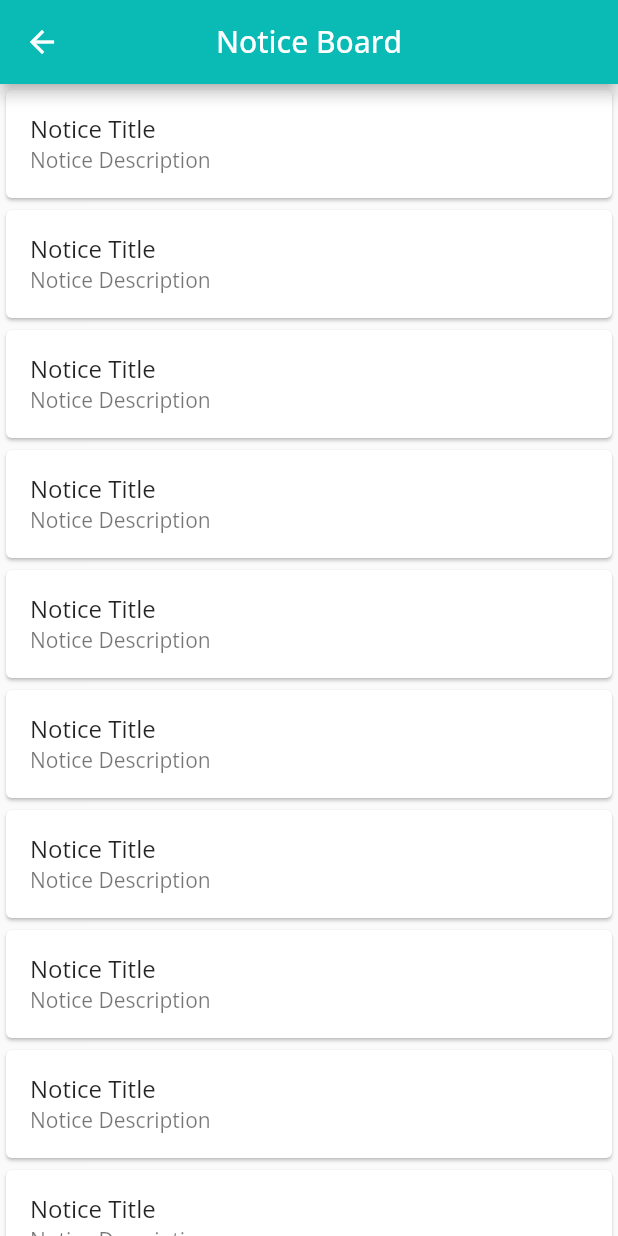
After one commit to najmulmyself/arbree_attendance, a Flutter app: the ClockInPage screen opened by its route, in the side drawer, after a tap on "Notice Board", on a phone screen of 412 x 824 dp. The commit adds this screen. Run offline on Flutter 3.47's test engine with Material 2 defaults, Android fonts, the phone set to English and light mode, and no system bars; our stand-ins replace flutter_svg, font_awesome_flutter, google_fonts, shared_preferences; accounts and stored records are empty.

Commit message:
added notification

```diff
--- a/lib/component/drawer_content.dart
+++ b/lib/component/drawer_content.dart
@@ -3,6 +3,7 @@
 import 'dart:ui';
 
 import 'package:arbree_attendance/component/custom_listtile.dart';
+import 'package:arbree_attendance/screens/notice_board.dart';
 import 'package:arbree_attendance/screens/notification_page.dart';
 import 'package:flutter/material.dart';
 import 'package:font_awesome_flutter/font_awesome_flutter.dart';
@@ -67,9 +68,11 @@ class DrawerContent extends StatelessWidget {
                   CustomListTile(
                     onTap: () {
                       Navigator.push(
-                          context,
-                          MaterialPageRoute(
-                              builder: (context) => NotificationPage()));
+                        context,
+                        MaterialPageRoute(
+                          builder: (context) => NotificationPage(),
+                        ),
+                      );
                     },
                     title: 'Notifications',
                     icon: FontAwesomeIcons.bell,
@@ -77,7 +80,14 @@ class DrawerContent extends StatelessWidget {
                     countNotification: '5',
                   ),
                   CustomListTile(
-                    onTap: null,
+                    onTap: () {
+                      Navigator.push(
+                        context,
+                        MaterialPageRoute(
+                          builder: (context) => NoticeBoard(),
+                        ),
+                      );
+                    },
                     title: 'Notice Board',
                     icon: FontAwesomeIcons.clipboard,
                   ),
--- /dev/null
+++ b/lib/screens/notice_board.dart
@@ -0,0 +1,26 @@
+import 'package:flutter/material.dart';
+
+class NoticeBoard extends StatelessWidget {
+  const NoticeBoard({Key? key}) : super(key: key);
+
+  @override
+  Widget build(BuildContext context) {
+    return Scaffold(
+      appBar: AppBar(
+        centerTitle: true,
+        title: Text('Notice Board'),
+      ),
+      body: ListView.builder(
+        itemCount: 10,
+        itemBuilder: (context, index) {
+          return Card(
+            child: ListTile(
+              title: Text('Notice Title'),
+              subtitle: Text('Notice Description'),
+            ),
+          );
+        },
+      ),
+    );
+  }
+}
```
